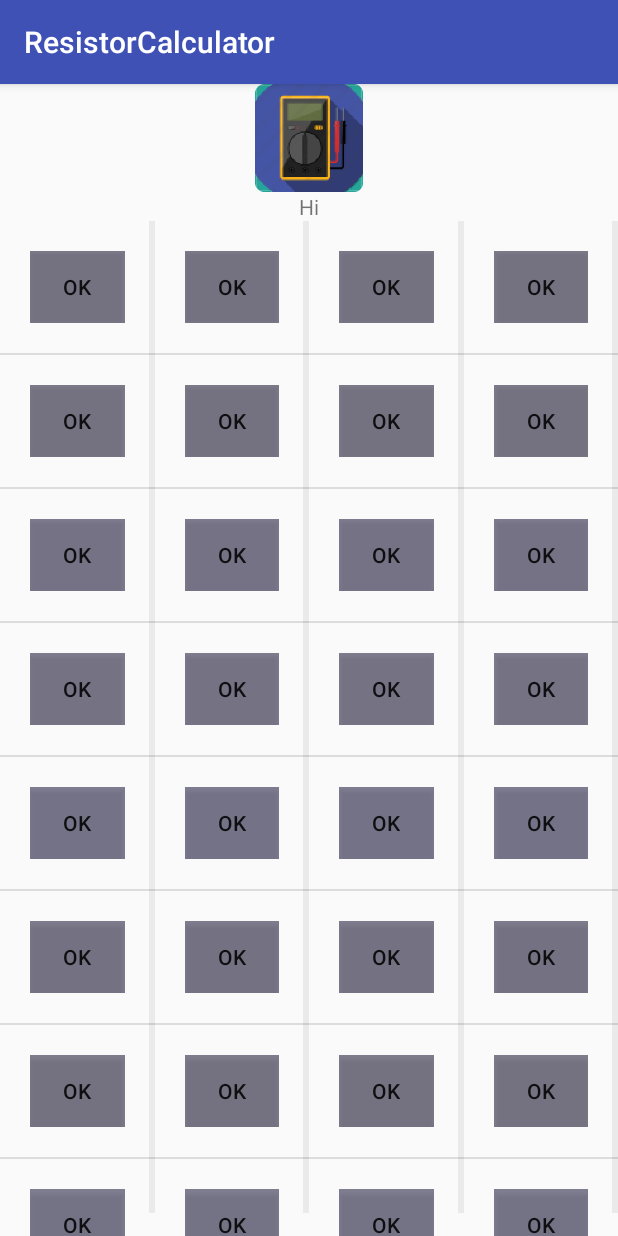
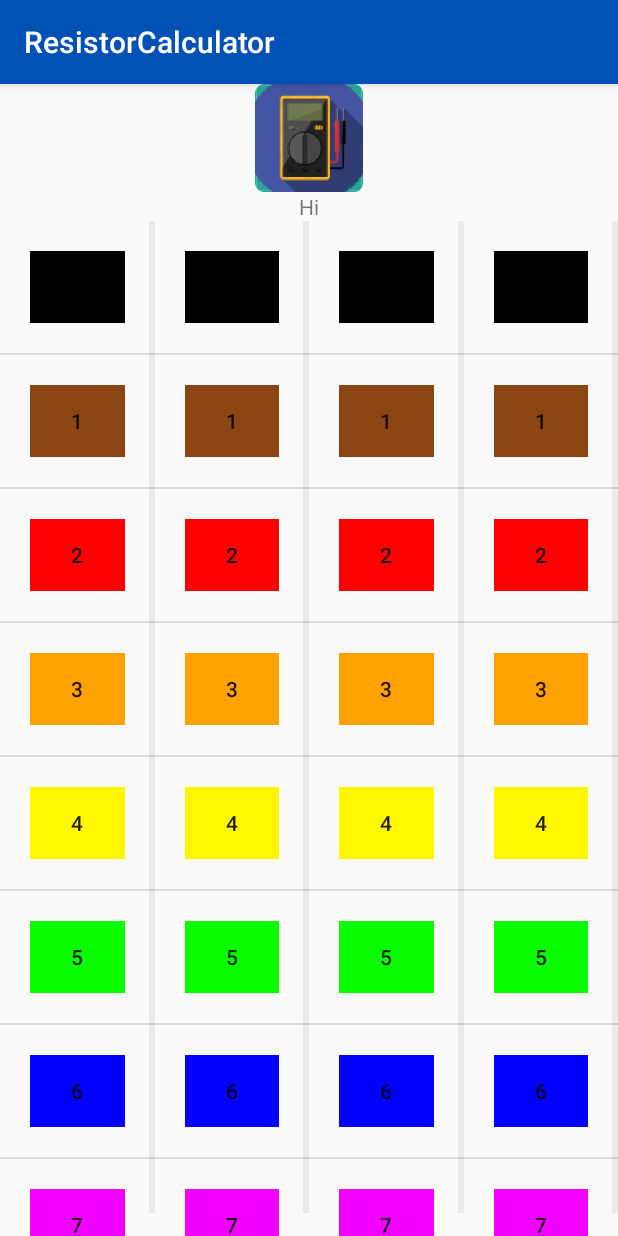
Before and after one commit to JonasKoppen/ResistorCalculator, an Android app: the ResistorCalc screen opened directly, with no data from a screen before it, on a phone screen of 412 x 824 dp. Run offline under Robolectric (Android 15) with nearby library versions, the phone set to English and light mode, and no system bars.

Commit message:
Fixed color problem of the resistor calculatorg

```diff
--- a/app/src/main/java/ap/appoty/viktorsegers/jonaskoppen/resistorcalculator/ResistorCalcAdaptor.java
+++ b/app/src/main/java/ap/appoty/viktorsegers/jonaskoppen/resistorcalculator/ResistorCalcAdaptor.java
@@ -1,11 +1,14 @@
 package ap.appoty.viktorsegers.jonaskoppen.resistorcalculator;
 
 import android.content.Context;
+import android.graphics.Color;
+import android.support.v4.content.ContextCompat;
 import android.view.LayoutInflater;
 import android.view.View;
 import android.view.ViewGroup;
 import android.widget.ArrayAdapter;
 import android.widget.Button;
+import android.widget.TextView;
 
 import java.util.ArrayList;
 
@@ -23,7 +26,8 @@ public class ResistorCalcAdaptor extends ArrayAdapter<ResistorCalcBtnValue> {
                         ViewGroup parent){
         LayoutInflater inflater = (LayoutInflater) getContext().getSystemService(Context.LAYOUT_INFLATER_SERVICE);
         View itemView = inflater.inflate(R.layout.resistor_calc_list, null, false);
-        itemView.findViewById(R.id.btnCalcItem).setBackgroundColor(getItem(position).getColorCode());
+        ((TextView)itemView.findViewById(R.id.btnCalcItem)).setBackgroundColor(ContextCompat.getColor(getContext(), getItem(position).getColorCode()));
+        ((TextView)itemView.findViewById(R.id.btnCalcItem)).setText( String.valueOf(getItem(position).getValue()));
         return itemView;
     }
 }
--- a/app/src/main/java/ap/appoty/viktorsegers/jonaskoppen/resistorcalculator/ResistorCalcBtnValue.java
+++ b/app/src/main/java/ap/appoty/viktorsegers/jonaskoppen/resistorcalculator/ResistorCalcBtnValue.java
@@ -1,4 +1,6 @@
 package ap.appoty.viktorsegers.jonaskoppen.resistorcalculator;
+
+import android.graphics.Color;
 
 /**
  * Created by jonas on 13/12/2017.
--- a/app/src/main/res/layout/activity_resistor_calc.xml
+++ b/app/src/main/res/layout/activity_resistor_calc.xml
@@ -32,7 +32,8 @@
         android:id="@+id/firstNum"
         android:layout_row="2"
         android:layout_column="0"
-        android:layout_columnWeight="1">
+        android:layout_columnWeight="1"
+        android:layout_rowSpan="4">
 
     </ListView>
     <ListView
@@ -41,7 +42,8 @@
         android:id="@+id/secNum"
         android:layout_row="2"
         android:layout_column="1"
-        android:layout_columnWeight="1">
+        android:layout_columnWeight="1"
+        android:layout_rowSpan="4">
 
     </ListView>
     <ListView
@@ -50,7 +52,8 @@
         android:id="@+id/factor"
         android:layout_row="2"
         android:layout_column="2"
-        android:layout_columnWeight="1">
+        android:layout_columnWeight="1"
+        android:layout_rowSpan="4">
 
     </ListView>
     <ListView
@@ -59,11 +62,10 @@
         android:id="@+id/tolerantie"
         android:layout_row="2"
         android:layout_column="3"
-        android:layout_columnWeight="1">
+        android:layout_columnWeight="1"
+        android:layout_rowSpan="4">
 
     </ListView>
 
 
-
-
 </GridLayout>
--- a/app/src/main/res/layout/resistor_calc_list.xml
+++ b/app/src/main/res/layout/resistor_calc_list.xml
@@ -6,7 +6,7 @@
     android:padding="20dp"
     android:id="@+id/CalculatorList_Item">
 
-    <Button
+    <TextView
         android:id="@+id/btnCalcItem"
         style="@style/Widget.AppCompat.Button"
         android:layout_width="wrap_content"
--- a/app/src/main/res/values/colors.xml
+++ b/app/src/main/res/values/colors.xml
@@ -1,10 +1,10 @@
 <?xml version="1.0" encoding="utf-8"?>
 <resources>
-    <color name="colorPrimary">#3F51B5</color>
-    <color name="colorPrimaryDark">#303F9F</color>
+    <color name="colorPrimary">#0051B5</color>
+    <color name="colorPrimaryDark">#003F9F</color>
     <color name="colorAccent">#FF4081</color>
     <color name="Brown">#8B4513</color>
-    <color name="Black">#000</color>
+    <color name="Black">#000000</color>
     <color name="Red">#FF0000</color>
     <color name="Orange">#FFA200</color>
     <color name="Yellow">#FFF700</color>
@@ -12,7 +12,7 @@
     <color name="Blue">#0000ff</color>
     <color name="Violet">#EF00FF</color>
     <color name="Grey">#606060</color>
-    <color name="White">#FFF</color>
+    <color name="White">#FFFFFF</color>
     <color name="Gold">#FFD700</color>
     <color name="Silver">#C0C0C0</color>
 
```
